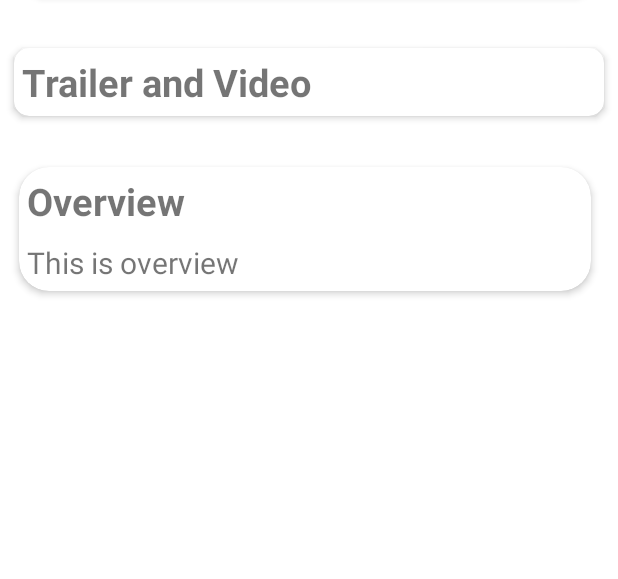
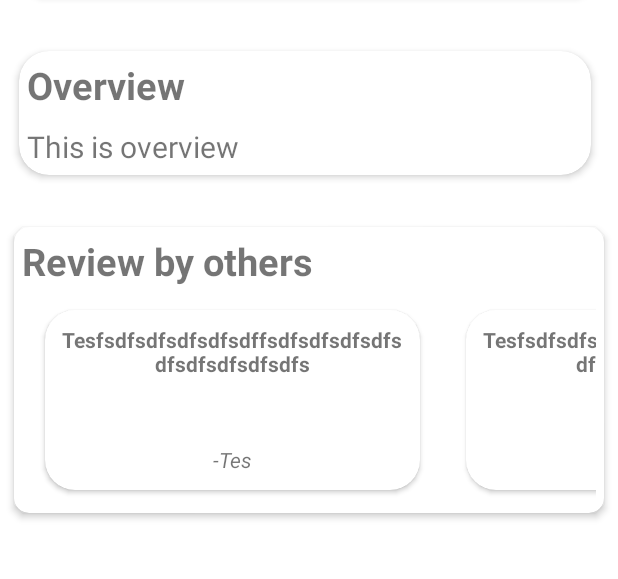
Before and after one commit to dendiaryar/favmo-Tugas-Pemrograman-Mobile, an Android app: the layout activity_single_movie.xml on its own in the app's theme, with its tools: preview values and no code run, on a phone screen of 412 x 824 dp, the part 336-915 px from its top. Run offline under Robolectric (Android 15) with nearby library versions, the phone set to English and light mode, and no system bars.

Commit message:
Adding new feature "Review List"

```diff
--- a/app/src/main/java/com/example/favmo/data/service/ApiInterface.kt
+++ b/app/src/main/java/com/example/favmo/data/service/ApiInterface.kt
@@ -1,8 +1,10 @@
 package com.example.favmo.data.service
 
 import com.example.favmo.data.model.MovieResponse
+import com.example.favmo.data.model.ReviewResponse
 import retrofit2.Call
 import retrofit2.http.GET
+import retrofit2.http.Path
 import retrofit2.http.Query
 
 interface ApiInterface {
@@ -11,4 +13,6 @@ interface ApiInterface {
     fun getPopularMovie(@Query("api_key") apiKey: String, @Query("page") page : Int) : Call<MovieResponse>
     @GET("movie/top_rated")
     fun getMovieTopRated(@Query("api_key") apiKey : String,@Query("page") page : Int) : Call<MovieResponse>
+    @GET("movie/{id}/reviews")
+    fun getReview (@Path("id") path:String, @Query("api_key") apiKey : String) : Call<ReviewResponse>
 }
--- a/app/src/main/java/com/example/favmo/view/BrowseMovie.kt
+++ b/app/src/main/java/com/example/favmo/view/BrowseMovie.kt
@@ -63,6 +63,7 @@ class BrowseMovie(private var listType : Int,private var favoriteHelper: Favorit
     }
     override fun onViewCreated(itemView: View, savedInstanceState: Bundle?) {
         }
+
     fun getPopularMovies(apiInterface: ApiInterface, apiKey : String,page : Int) {
         val call : Call<MovieResponse> = apiInterface.getPopularMovie(apiKey,page)
         call.enqueue(object : Callback<MovieResponse> {
--- a/app/src/main/java/com/example/favmo/view/adapter/MovieAdapter.kt
+++ b/app/src/main/java/com/example/favmo/view/adapter/MovieAdapter.kt
@@ -112,4 +112,6 @@ class MovieAdapter(
 
 
 
+
+
 }
--- a/app/src/main/res/layout/activity_single_movie.xml
+++ b/app/src/main/res/layout/activity_single_movie.xml
@@ -94,41 +94,7 @@
                         android:textStyle="bold" />
                 </RelativeLayout>
             </androidx.cardview.widget.CardView>
-            <androidx.cardview.widget.CardView
-                android:id="@+id/videoContent"
-                android:layout_width="match_parent"
-                android:layout_height="wrap_content"
-                app:cardCornerRadius="10dp"
-                app:cardElevation="3dp"
-                app:cardUseCompatPadding="true"
-                android:layout_marginTop="16dp"
-                >
-                <RelativeLayout
-                    android:layout_width="wrap_content"
-                    android:layout_height="wrap_content"
-                    android:padding="5dp"
-                    >
-                    <TextView
-                        android:id="@+id/textvideo"
-                        android:layout_width="wrap_content"
-                        android:layout_height="wrap_content"
-                        android:text="Trailer and Video"
-                        android:textStyle="bold"
-                        android:textSize="25dp"
-                        />
-<!--                    <androidx.recyclerview.widget.RecyclerView-->
-<!--                        android:layout_below="@+id/textvideo"-->
-<!--                        android:id="@+id/videoList"-->
-<!--                        android:layout_width="match_parent"-->
-<!--                        android:layout_height="wrap_content"-->
-<!--                        android:orientation="horizontal"-->
-<!--                        app:layoutManager="androidx.recyclerview.widget.LinearLayoutManager"-->
-<!--                        tools:listitem="@layout/movie"-->
-<!--                        >-->
 
-<!--                    </androidx.recyclerview.widget.RecyclerView>-->
-                </RelativeLayout>
-            </androidx.cardview.widget.CardView>
             <androidx.cardview.widget.CardView
                 app:cardCornerRadius="20dp"
                 app:cardElevation="3dp"
@@ -164,6 +130,45 @@
 
 
             </androidx.cardview.widget.CardView>
+
+
+
+
+
+
+            <androidx.cardview.widget.CardView
+                android:id="@+id/videoContent"
+                android:layout_width="match_parent"
+                android:layout_height="wrap_content"
+                app:cardCornerRadius="10dp"
+                app:cardElevation="3dp"
+                app:cardUseCompatPadding="true"
+                android:layout_marginTop="16dp"
+                >
+                <RelativeLayout
+                    android:layout_width="wrap_content"
+                    android:layout_height="wrap_content"
+                    android:padding="5dp"
+                    >
+                    <TextView
+                        android:id="@+id/textvideo"
+                        android:layout_width="wrap_content"
+                        android:layout_height="wrap_content"
+                        android:text="Review by others"
+                        android:textStyle="bold"
+                        android:textSize="25dp"
+                        />
+                    <androidx.recyclerview.widget.RecyclerView
+                        android:layout_below="@+id/textvideo"
+                        android:id="@+id/reviewList"
+                        android:layout_width="match_parent"
+                        android:layout_height="wrap_content"
+                        android:orientation="horizontal"
+                        app:layoutManager="androidx.recyclerview.widget.LinearLayoutManager"
+                        tools:listitem="@layout/review">
+                    </androidx.recyclerview.widget.RecyclerView>
+                </RelativeLayout>
+            </androidx.cardview.widget.CardView>
         </LinearLayout>
     </ScrollView>
 
--- /dev/null
+++ b/app/src/main/res/layout/review.xml
@@ -0,0 +1,47 @@
+<?xml version="1.0" encoding="utf-8"?>
+<androidx.cardview.widget.CardView android:layout_height="120dp"
+    xmlns:app="http://schemas.android.com/apk/res-auto"
+    xmlns:tools="http://schemas.android.com/tools"
+    android:layout_marginLeft="15dp"
+    android:layout_marginTop="15dp"
+    android:layout_marginRight="15dp"
+    android:elevation="3dp"
+    app:cardCornerRadius="20dp"
+    android:layout_marginBottom="10dp"
+    xmlns:android="http://schemas.android.com/apk/res/android"
+    android:layout_width="250dp">
+
+    <LinearLayout
+        android:layout_width="match_parent"
+        android:layout_height="wrap_content"
+        android:orientation="vertical"
+        >
+        <TextView
+            android:id="@+id/tvQuote"
+            android:layout_width="match_parent"
+            android:layout_height="70dp"
+           android:layout_marginLeft="10dp"
+            android:layout_marginRight="10dp"
+            android:layout_marginTop="10dp"
+            android:textAlignment="center"
+            android:textSize="14sp"
+            android:textStyle="bold"
+            app:layout_constraintBottom_toBottomOf="parent"
+            app:layout_constraintEnd_toEndOf="parent"
+            app:layout_constraintStart_toStartOf="parent"
+            app:layout_constraintTop_toTopOf="parent"
+            tools:text="Tesfsdfsdfsdfsdfsdffsdfsdfsdfsdfsdfsdfsdfsdfsdfs" />
+
+        <TextView
+            android:id="@+id/reviewAuthor"
+            android:layout_width="match_parent"
+            android:layout_height="wrap_content"
+            android:layout_margin="10dp"
+            android:textAlignment="center"
+            android:textSize="14sp"
+            android:textStyle="italic"
+            app:layout_constraintTop_toBottomOf="@+id/tvQuote"
+            tools:layout_editor_absoluteX="16dp"
+            tools:text="-Tes" />
+    </LinearLayout>
+</androidx.cardview.widget.CardView>
```
Also changed, not shown: app/src/main/java/com/example/favmo/data/model/Review.kt (added, +24 -0 lines), app/src/main/java/com/example/favmo/view/adapter/ReviewAdapter.kt (added, +39 -0 lines), app/src/main/java/com/example/favmo/view/adapter/TrailerAdapter.kt (deleted, +0 -11 lines), app/src/main/java/com/example/favmo/view/detail/SingleMovieActivity.kt (+40 -2 lines), app/src/main/java/com/example/favmo/data/model/Movie.kt (renamed from app/src/main/java/com/example/favmo/data/model/PopularMovie.kt).
